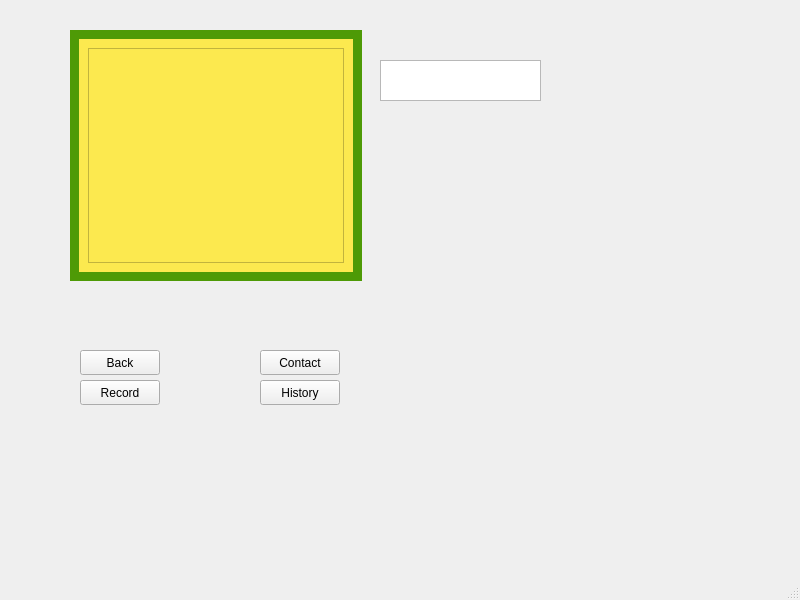
The window that mainwindow.ui (Hall-Andrew/CESDEVICE-3004FinalProject) describes before a commit, drawn with Qt 5.
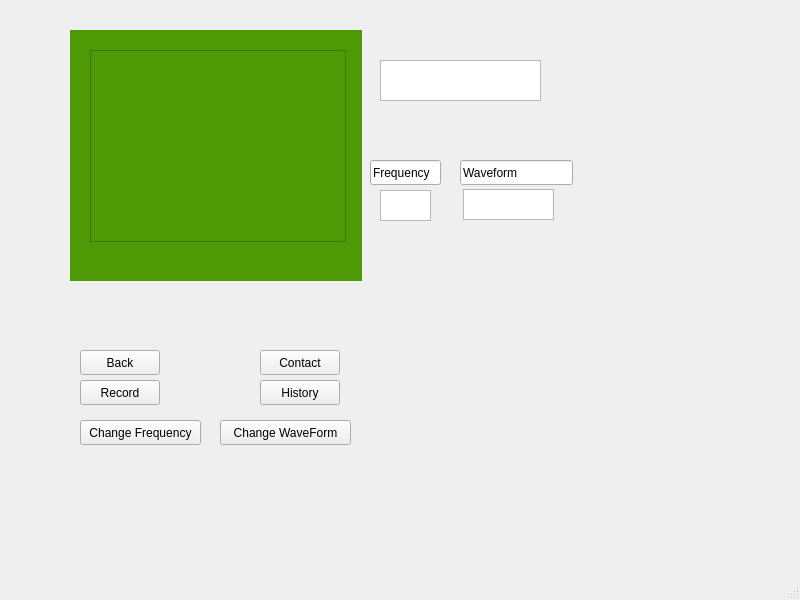
The same window after the commit. Icons and pictures are not drawn.

Commit message: Made the following changes: WaveForm is now a vecotr object which works alongside Wf_level Frequency is now a vector which works alongside Frq_level Modified buttons so that they now can open to record history window and go back from it Added definitions for the frequencies and waveforms (on Mainwindow.h) Populated record array

```diff
--- a/mainwindow.ui
+++ b/mainwindow.ui
@@ -197,7 +197,7 @@
      <string notr="true">background-color: rgb(78, 154, 6);</string>
     </property>
     <property name="currentIndex">
-     <number>0</number>
+     <number>4</number>
     </property>
     <widget class="QWidget" name="page">
      <layout class="QHBoxLayout" name="horizontalLayout">
@@ -312,6 +312,18 @@
       </property>
      </widget>
     </widget>
+    <widget class="QWidget" name="recor_history">
+     <widget class="QListWidget" name="recordhistory">
+      <property name="geometry">
+       <rect>
+        <x>20</x>
+        <y>20</y>
+        <width>256</width>
+        <height>192</height>
+       </rect>
+      </property>
+     </widget>
+    </widget>
    </widget>
    <widget class="QPushButton" name="Record">
     <property name="geometry">
@@ -349,6 +361,78 @@
      <string>History</string>
     </property>
    </widget>
+   <widget class="QPushButton" name="ChangeFrequency">
+    <property name="geometry">
+     <rect>
+      <x>80</x>
+      <y>420</y>
+      <width>121</width>
+      <height>25</height>
+     </rect>
+    </property>
+    <property name="text">
+     <string>Change Frequency</string>
+    </property>
+   </widget>
+   <widget class="QPushButton" name="ChangeWaveform">
+    <property name="geometry">
+     <rect>
+      <x>220</x>
+      <y>420</y>
+      <width>131</width>
+      <height>25</height>
+     </rect>
+    </property>
+    <property name="text">
+     <string>Change WaveForm</string>
+    </property>
+   </widget>
+   <widget class="QTextEdit" name="Frequncy">
+    <property name="geometry">
+     <rect>
+      <x>380</x>
+      <y>190</y>
+      <width>51</width>
+      <height>31</height>
+     </rect>
+    </property>
+   </widget>
+   <widget class="QTextEdit" name="Waveform">
+    <property name="geometry">
+     <rect>
+      <x>463</x>
+      <y>189</y>
+      <width>91</width>
+      <height>31</height>
+     </rect>
+    </property>
+   </widget>
+   <widget class="QLineEdit" name="lineEdit">
+    <property name="geometry">
+     <rect>
+      <x>370</x>
+      <y>160</y>
+      <width>71</width>
+      <height>25</height>
+     </rect>
+    </property>
+    <property name="text">
+     <string>Frequency</string>
+    </property>
+   </widget>
+   <widget class="QLineEdit" name="lineEdit_2">
+    <property name="geometry">
+     <rect>
+      <x>460</x>
+      <y>160</y>
+      <width>113</width>
+      <height>25</height>
+     </rect>
+    </property>
+    <property name="text">
+     <string>Waveform</string>
+    </property>
+   </widget>
   </widget>
   <widget class="QMenuBar" name="menubar">
    <property name="geometry">
```
The commit also changes 3 other files.
